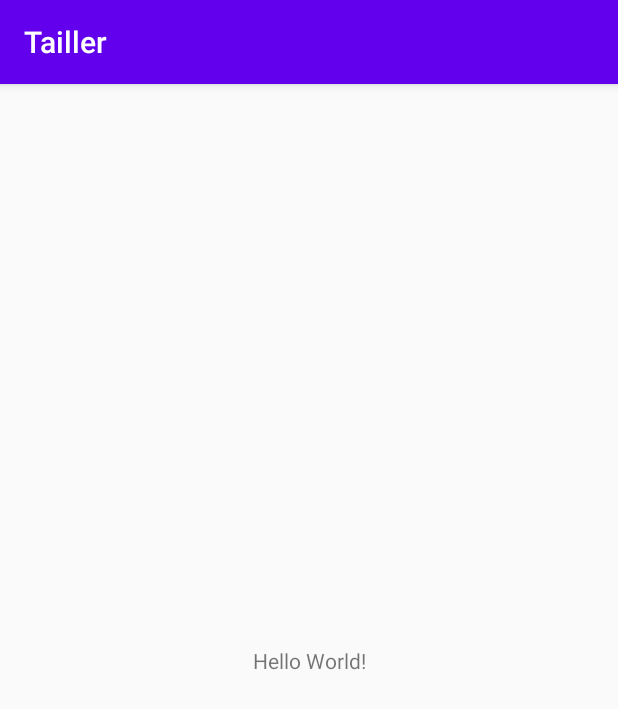
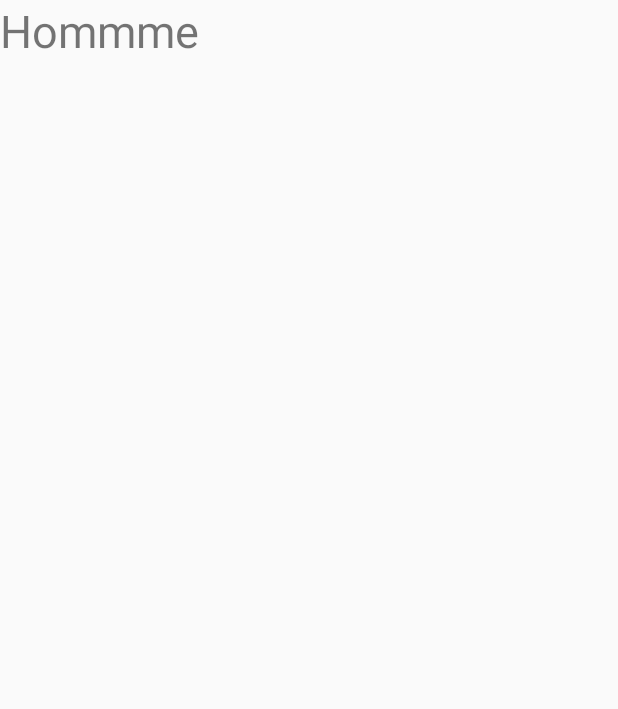
Before and after one commit to merek7/Tailler, an Android app: the screen it shows after launch (MainActivity before the commit, Login after it), on a phone screen of 412 x 824 dp. Shown: the top 709 px of the screen. Run offline under Robolectric (Android 15) with nearby library versions, the light colour scheme and no system bars.

Commit message:
creation de la page d'accueill

```diff
--- a/app/build.gradle
+++ b/app/build.gradle
@@ -6,7 +6,7 @@ android {
 
     defaultConfig {
         applicationId "com.e.tailler"
-        minSdkVersion 16
+        minSdkVersion 17
         targetSdkVersion 29
         versionCode 1
         versionName "1.0"
@@ -29,5 +29,5 @@ dependencies {
     testImplementation 'junit:junit:4.12'
     androidTestImplementation 'androidx.test.ext:junit:1.1.1'
     androidTestImplementation 'androidx.test.espresso:espresso-core:3.2.0'
-
+    implementation'pl.droidsonroids.gif:android-gif-drawable:1.2.19'
 }
--- a/app/src/main/AndroidManifest.xml
+++ b/app/src/main/AndroidManifest.xml
@@ -9,6 +9,7 @@
         android:roundIcon="@mipmap/ic_launcher_round"
         android:supportsRtl="true"
         android:theme="@style/AppTheme">
+        <activity android:name=".Login"></activity>
         <activity android:name=".MainActivity">
             <intent-filter>
                 <action android:name="android.intent.action.MAIN" />
--- /dev/null
+++ b/app/src/main/java/com/e/tailler/Login.java
@@ -0,0 +1,14 @@
+package com.e.tailler;
+
+import androidx.appcompat.app.AppCompatActivity;
+
+import android.os.Bundle;
+
+public class Login extends AppCompatActivity {
+
+    @Override
+    protected void onCreate(Bundle savedInstanceState) {
+        super.onCreate(savedInstanceState);
+        setContentView(R.layout.activity_login);
+    }
+}
--- a/app/src/main/java/com/e/tailler/MainActivity.java
+++ b/app/src/main/java/com/e/tailler/MainActivity.java
@@ -2,13 +2,41 @@ package com.e.tailler;
 
 import androidx.appcompat.app.AppCompatActivity;
 
+import android.content.Intent;
 import android.os.Bundle;
+import android.os.Handler;
+import android.view.WindowManager;
+import android.view.animation.Animation;
+import android.view.animation.AnimationUtils;
+
+import pl.droidsonroids.gif.GifImageView;
 
 public class MainActivity extends AppCompatActivity {
 
+    private static int HOME=5000;
+    //variable
+    Animation topAnim;
+    GifImageView gif;
     @Override
     protected void onCreate(Bundle savedInstanceState) {
         super.onCreate(savedInstanceState);
+        getWindow().setFlags(WindowManager.LayoutParams.FLAG_FULLSCREEN,WindowManager.LayoutParams.FLAG_FULLSCREEN);
         setContentView(R.layout.activity_main);
+
+
+        topAnim= AnimationUtils.loadAnimation(this,R.anim.top_anim);
+
+        gif= findViewById(R.id.gifImageView);
+
+        gif.setAnimation(topAnim);
+
+        new Handler().postDelayed(new Runnable() {
+            @Override
+            public void run() {
+                Intent intent=new Intent(MainActivity.this, Login.class);;
+                startActivity(intent);
+                finish();
+            }
+        },HOME);
     }
 }
--- /dev/null
+++ b/app/src/main/res/anim/top_anim.xml
@@ -0,0 +1,14 @@
+<?xml version="1.0" encoding="utf-8"?>
+<set xmlns:android="http://schemas.android.com/apk/res/android">
+
+    <translate
+        android:fromXDelta="0%"
+        android:fromYDelta="-100%"
+        android:duration="1500"
+        />
+    <alpha
+        android:fromAlpha="0.1"
+        android:toAlpha="1.0"
+        android:duration="1500"
+        />
+</set>
--- /dev/null
+++ b/app/src/main/res/layout/activity_login.xml
@@ -0,0 +1,17 @@
+<?xml version="1.0" encoding="utf-8"?>
+<androidx.constraintlayout.widget.ConstraintLayout xmlns:android="http://schemas.android.com/apk/res/android"
+    xmlns:app="http://schemas.android.com/apk/res-auto"
+    xmlns:tools="http://schemas.android.com/tools"
+    android:layout_width="match_parent"
+    android:layout_height="match_parent"
+    tools:context=".Login">
+
+    <TextView
+        android:id="@+id/textView"
+        android:layout_width="135dp"
+        android:layout_height="81dp"
+        android:text="Hommme"
+        android:textSize="30sp"
+        tools:layout_editor_absoluteX="114dp"
+        tools:layout_editor_absoluteY="274dp" />
+</androidx.constraintlayout.widget.ConstraintLayout>
--- a/app/src/main/res/layout/activity_main.xml
+++ b/app/src/main/res/layout/activity_main.xml
@@ -6,13 +6,15 @@
     android:layout_height="match_parent"
     tools:context=".MainActivity">
 
-    <TextView
-        android:layout_width="wrap_content"
-        android:layout_height="wrap_content"
-        android:text="Hello World!"
+
+
+    <pl.droidsonroids.gif.GifImageView
+        android:id="@+id/gifImageView"
+        android:layout_width="0dp"
+        android:layout_height="0dp"
+        android:src="@drawable/home"
         app:layout_constraintBottom_toBottomOf="parent"
-        app:layout_constraintLeft_toLeftOf="parent"
-        app:layout_constraintRight_toRightOf="parent"
-        app:layout_constraintTop_toTopOf="parent" />
-
+        app:layout_constraintEnd_toEndOf="parent"
+        app:layout_constraintStart_toStartOf="parent"
+        app:layout_constraintTop_toTopOf="parent" />.
 </androidx.constraintlayout.widget.ConstraintLayout>
--- a/app/src/main/res/values/styles.xml
+++ b/app/src/main/res/values/styles.xml
@@ -1,6 +1,6 @@
 <resources>
     <!-- Base application theme. -->
-    <style name="AppTheme" parent="Theme.AppCompat.Light.DarkActionBar">
+    <style name="AppTheme" parent="Theme.AppCompat.Light.NoActionBar">
         <!-- Customize your theme here. -->
         <item name="colorPrimary">@color/colorPrimary</item>
         <item name="colorPrimaryDark">@color/colorPrimaryDark</item>
--- a/build.gradle
+++ b/build.gradle
@@ -3,6 +3,7 @@ buildscript {
     repositories {
         google()
         jcenter()
+        mavenCentral()
     }
     dependencies {
         classpath "com.android.tools.build:gradle:4.0.0"
@@ -16,6 +17,7 @@ allprojects {
     repositories {
         google()
         jcenter()
+        mavenCentral()
     }
 }
 
```
Also changed, not shown: app/src/main/res/drawable/home.gif (added).
